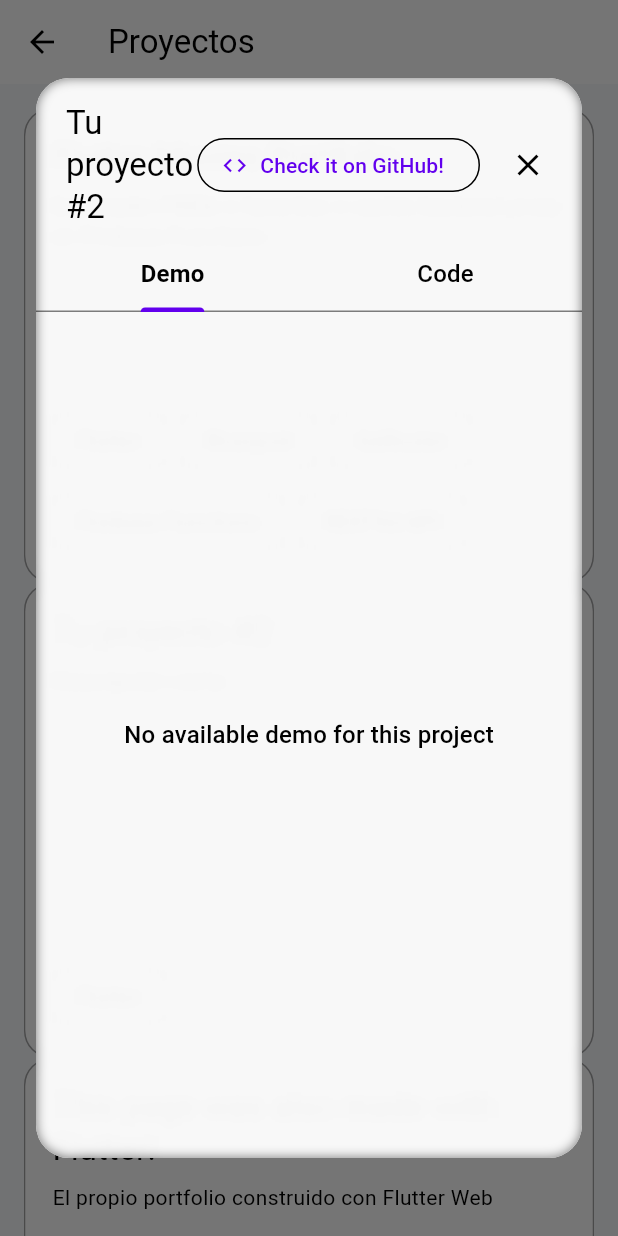
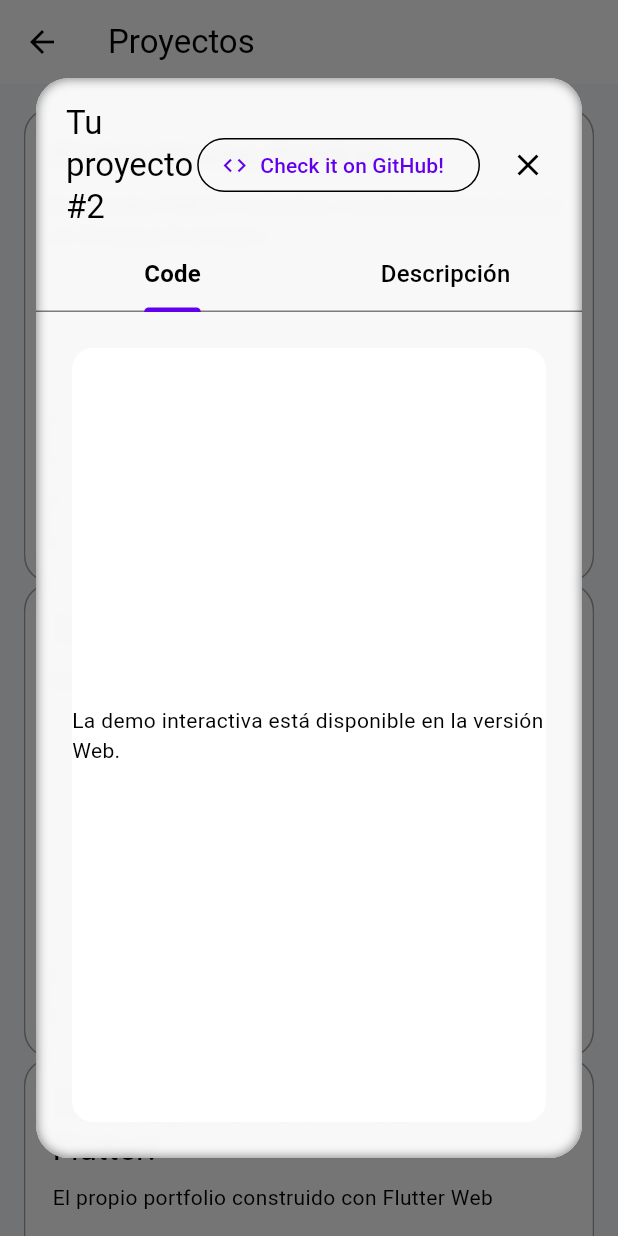
Before and after one commit to GonzaGarcia01914/myWebsite, a Flutter app: the ProjectsPage screen opened directly, after a tap on "Tu proyecto #2", on a phone screen of 412 x 824 dp. Run offline on Flutter 3.47's test engine with Material 3 defaults, Android fonts, the phone set to English and light mode, and no system bars; our stand-ins replace flutter_riverpod, go_router, web; missing offline and left inert: dart:html, dart:ui_web.

Commit message:
add project/web_code

```diff
--- a/lib/core/models/project.dart
+++ b/lib/core/models/project.dart
@@ -2,20 +2,20 @@ import 'package:flutter/foundation.dart';
 
 @immutable
 class Project {
-  // Básico
   final String title;
   final String subtitle;
   final List<String> tags;
 
-  // Enlaces / embeds
-  final String? demoUrl; // build web o sandbox embebible
-  final String? githubUrl; // repo (link directo)
-  final String? codeEmbedUrl; // visor embebible (DartPad/Gist/Pages/etc.)
-  final String? playUrl; // botón Google Play (opcional)
+  final String? demoUrl; // URL demo web (si procede)
+  final String? githubUrl; // repo
+  final String? codeEmbedUrl; // visor embebible (code.html / DartPad)
+  final String? playUrl; // Google Play (opcional)
 
-  // Opcionales útiles (por si los quieres usar en el futuro)
   final String? id;
   final String? summary;
+
+  /// Si es false, no se muestra la pestaña Demo (útil para esta misma web).
+  final bool showDemo;
 
   const Project({
     required this.title,
@@ -27,5 +27,6 @@ class Project {
     this.playUrl,
     this.id,
     this.summary,
+    this.showDemo = true, // por defecto sí mostramos demo
   });
 }
--- a/lib/features/projects/data/projects.dart
+++ b/lib/features/projects/data/projects.dart
@@ -33,11 +33,15 @@ final projects = <Project>[
   Project(
     title: 'This page was also made with Flutter!',
     subtitle: 'El propio portfolio construido con Flutter Web',
-    demoUrl:
-        'https://github.com/GonzaGarcia01914/myWebsite.git', // TODO (si publicas)
-    githubUrl: 'https://github.com/GonzaGarcia01914/myWebsite.git', // TODO
-    codeEmbedUrl: null,
-    playUrl: null,
+    showDemo: false, // ⟵ oculta pestaña Demo
+    demoUrl: null,
+    githubUrl:
+        'https://github.com/GonzaGarcia01914/portfolio_web', // ajusta si cambia
+    // Recomendado: usar el code.html local de ESTE repo (copiado a /web)
+    codeEmbedUrl:
+        '/code.html?owner=GonzaGarcia01914&repo=portfolio&branch=main',
     tags: ['Flutter', 'Riverpod', 'GoRouter'],
+    summary:
+        'SPA con navegación por secciones, efectos hover, modal de proyectos con demo y visor de código.',
   ),
 ];
--- a/lib/features/projects/widgets/project_modal.dart
+++ b/lib/features/projects/widgets/project_modal.dart
@@ -1,8 +1,9 @@
 import 'dart:ui';
 import 'package:flutter/material.dart';
 import 'package:url_launcher/url_launcher.dart';
+
 import '../../../core/models/project.dart';
-import '../../../core/widgets/web_demo_view.dart'; // tu IFrame helper
+import '../../../core/widgets/web_demo_view.dart'; // IFrame helper
 
 class ProjectModal extends StatefulWidget {
   const ProjectModal({super.key, required this.project});
@@ -19,7 +20,13 @@ class _ProjectModalState extends State<ProjectModal>
   @override
   void initState() {
     super.initState();
-    _tabs = TabController(length: 2, vsync: this); // Solo Demo y Código
+
+    // Construimos el número de pestañas dinámicamente:
+    // Demo (si procede) + Code + Descripción
+    final hasDemo =
+        widget.project.showDemo && (widget.project.demoUrl ?? '').isNotEmpty;
+    final length = (hasDemo ? 1 : 0) + 2; // +2 por Code y Descripción
+    _tabs = TabController(length: length, vsync: this);
   }
 
   @override
@@ -37,11 +44,6 @@ class _ProjectModalState extends State<ProjectModal>
     );
   }
 
-  @override
-  Widget build(BuildContext context) {
-    final scheme = Theme.of(context).colorScheme;
-    final t = Theme.of(context).textTheme;
-
   /// Si tenemos githubUrl (https://github.com/<owner>/<repo>),
   /// devolvemos https://<owner>.github.io/<repo>/code.html?owner=<owner>&repo=<repo>&branch=main
   String? _inferCodeViewerFromGithub(String? githubUrl) {
@@ -56,12 +58,129 @@ class _ProjectModalState extends State<ProjectModal>
       final owner = parts[0];
       final repo = parts[1];
       final base = 'https://$owner.github.io/$repo/code.html';
-        // Pasamos también los params para que tu code.html pueda usarlos:
       return '$base?owner=$owner&repo=$repo&branch=main';
     } catch (_) {
       return null;
     }
   }
+
+  @override
+  Widget build(BuildContext context) {
+    final scheme = Theme.of(context).colorScheme;
+    final t = Theme.of(context).textTheme;
+
+    final hasDemo =
+        widget.project.showDemo && (widget.project.demoUrl ?? '').isNotEmpty;
+
+    // ---------- Armamos tabs y vistas ----------
+    final tabs = <Tab>[];
+    final views = <Widget>[];
+
+    if (hasDemo) {
+      tabs.add(const Tab(text: 'Demo'));
+      views.add(
+        Padding(
+          padding: const EdgeInsets.all(12.0),
+          child: Card(
+            elevation: 0,
+            shape: RoundedRectangleBorder(
+              borderRadius: BorderRadius.circular(14),
+            ),
+            child: ClipRRect(
+              borderRadius: BorderRadius.circular(14),
+              child: WebDemoView(url: widget.project.demoUrl!),
+            ),
+          ),
+        ),
+      );
+    }
+
+    // CODE
+    tabs.add(const Tab(text: 'Code'));
+    views.add(
+      Padding(
+        padding: const EdgeInsets.all(12.0),
+        child: Builder(
+          builder: (_) {
+            final url =
+                widget.project.codeEmbedUrl ??
+                _inferCodeViewerFromGithub(widget.project.githubUrl);
+
+            if (url == null) {
+              return Center(
+                child: Column(
+                  mainAxisSize: MainAxisSize.min,
+                  children: [
+                    const Text('No hay visor de código configurado.'),
+                    const SizedBox(height: 12),
+                    if (widget.project.githubUrl != null)
+                      FilledButton.icon(
+                        onPressed: () => _openUrl(widget.project.githubUrl!),
+                        icon: const Icon(Icons.code),
+                        label: const Text('Abrir en GitHub'),
+                      ),
+                  ],
+                ),
+              );
+            }
+
+            return Card(
+              elevation: 0,
+              shape: RoundedRectangleBorder(
+                borderRadius: BorderRadius.circular(14),
+              ),
+              child: SizedBox(
+                height: (MediaQuery.of(context).size.height * 0.55)
+                    .clamp(420, 680)
+                    .toDouble(),
+                child: ClipRRect(
+                  borderRadius: BorderRadius.circular(14),
+                  child: WebDemoView(url: url),
+                ),
+              ),
+            );
+          },
+        ),
+      ),
+    );
+
+    // DESCRIPCIÓN
+    tabs.add(const Tab(text: 'Descripción'));
+    views.add(
+      SingleChildScrollView(
+        padding: const EdgeInsets.all(16),
+        child: Column(
+          crossAxisAlignment: CrossAxisAlignment.start,
+          children: [
+            Wrap(
+              spacing: 10,
+              runSpacing: 10,
+              children: widget.project.tags
+                  .map(
+                    (tag) => Container(
+                      padding: const EdgeInsets.symmetric(
+                        horizontal: 12,
+                        vertical: 8,
+                      ),
+                      decoration: BoxDecoration(
+                        borderRadius: BorderRadius.circular(12),
+                        border: Border.all(
+                          color: scheme.outlineVariant.withValues(alpha: .65),
+                        ),
+                        color: scheme.surface.withValues(alpha: .10),
+                      ),
+                      child: Text(tag, style: t.labelLarge),
+                    ),
+                  )
+                  .toList(),
+            ),
+            const SizedBox(height: 14),
+            if ((widget.project.summary ?? '').isNotEmpty)
+              Text(widget.project.summary!, style: t.bodyLarge),
+          ],
+        ),
+      ),
+    );
 
     return Dialog(
       backgroundColor: scheme.surface.withValues(alpha: .95),
@@ -121,138 +240,12 @@ class _ProjectModalState extends State<ProjectModal>
                   unselectedLabelStyle: t.titleMedium,
                   dividerColor: scheme.outlineVariant.withValues(alpha: .5),
                   indicatorColor: scheme.primary,
-                  tabs: const [
-                    Tab(text: 'Demo'),
-                    Tab(text: 'Code'),
-                  ],
+                  tabs: tabs,
                 ),
 
                 // ---------- Body ----------
                 Expanded(
-                  child: TabBarView(
-                    controller: _tabs,
-                    children: [
-                      // DEMO
-                      Padding(
-                        padding: const EdgeInsets.all(12.0),
-                        child: Builder(
-                          builder: (_) {
-                            final url = widget.project.demoUrl;
-                            if (url == null) {
-                              return const _EmptyState(
-                                text: 'No available demo for this project',
-                              );
-                            }
-                            return Card(
-                              elevation: 0,
-                              shape: RoundedRectangleBorder(
-                                borderRadius: BorderRadius.circular(14),
-                              ),
-                              child: ClipRRect(
-                                borderRadius: BorderRadius.circular(14),
-                                child: WebDemoView(url: url),
-                              ),
-                            );
-                          },
-                        ),
-                      ),
-
-                      // CÓDIGO
-                      Padding(
-                        padding: const EdgeInsets.all(12.0),
-                        child: Builder(
-                          builder: (_) {
-                            // 1) Intentamos usar codeEmbedUrl si lo definiste en el Project.
-                            // 2) Si no, inferimos la URL del code.html a partir de githubUrl (owner/repo).
-                            final url =
-                                widget.project.codeEmbedUrl ??
-                                _inferCodeViewerFromGithub(
-                                  widget.project.githubUrl,
-                                );
-
-                            if (url == null) {
-                              return Center(
-                                child: Column(
-                                  mainAxisSize: MainAxisSize.min,
-                                  children: [
-                                    const Text(
-                                      'No hay visor de código configurado.',
-                                    ),
-                                    const SizedBox(height: 12),
-                                    if (widget.project.githubUrl != null)
-                                      FilledButton.icon(
-                                        onPressed: () =>
-                                            _openUrl(widget.project.githubUrl!),
-                                        icon: const Icon(Icons.code),
-                                        label: const Text('Abrir en GitHub'),
-                                      ),
-                                  ],
-                                ),
-                              );
-                            }
-
-                            final t = Theme.of(context).textTheme;
-                            final scheme = Theme.of(context).colorScheme;
-
-                            return SingleChildScrollView(
-                              child: Column(
-                                crossAxisAlignment: CrossAxisAlignment.start,
-                                children: [
-                                  // Visor (iframe) de code.html
-                                  Card(
-                                    elevation: 0,
-                                    shape: RoundedRectangleBorder(
-                                      borderRadius: BorderRadius.circular(14),
-                                    ),
-                                    child: SizedBox(
-                                      height: 520, // alto del visor
-                                      child: ClipRRect(
-                                        borderRadius: BorderRadius.circular(14),
-                                        child: WebDemoView(url: url),
-                                      ),
-                                    ),
-                                  ),
-                                  const SizedBox(height: 16),
-                                  Divider(
-                                    color: scheme.outlineVariant.withValues(
-                                      alpha: .5,
-                                    ),
-                                  ),
-                                  const SizedBox(height: 16),
-
-                                  // Chips/Tags
-                                  Wrap(
-                                    spacing: 10,
-                                    runSpacing: 10,
-                                    children: widget.project.tags
-                                        .map(
-                                          (tag) => Chip(
-                                            label: Text(tag),
-                                            side: BorderSide(
-                                              color: scheme.outlineVariant
-                                                  .withValues(alpha: .55),
-                                            ),
-                                          ),
-                                        )
-                                        .toList(),
-                                  ),
-
-                                  const SizedBox(height: 14),
-
-                                  // Descripción (summary)
-                                  if ((widget.project.summary ?? '').isNotEmpty)
-                                    Text(
-                                      widget.project.summary!,
-                                      style: t.bodyLarge,
-                                    ),
-                                ],
-                              ),
-                            );
-                          },
-                        ),
-                      ),
-                    ],
-                  ),
+                  child: TabBarView(controller: _tabs, children: views),
                 ),
               ],
             ),
@@ -262,15 +255,3 @@ class _ProjectModalState extends State<ProjectModal>
     );
   }
 }
-
-class _EmptyState extends StatelessWidget {
-  const _EmptyState({required this.text});
-  final String text;
-
-  @override
-  Widget build(BuildContext context) {
-    return Center(
-      child: Text(text, style: Theme.of(context).textTheme.titleMedium),
-    );
-  }
-}
```
Lines whose indentation alone changed are shown as unchanged.
